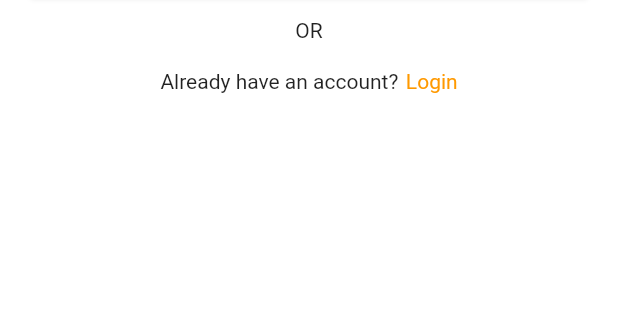
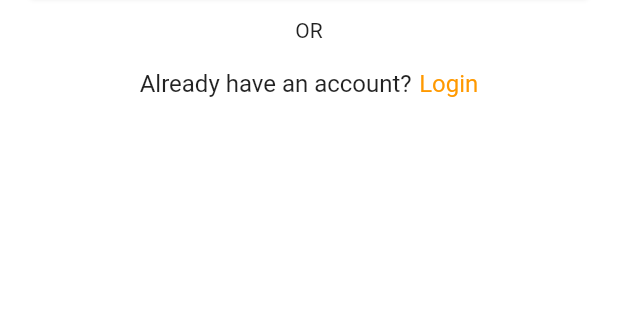
Before and after one commit to fahadimran7/amazon-clone, a Flutter app: the SignUpView screen opened by its route, on a phone screen of 412 x 824 dp, the part 564-884 px from its top. Run offline on Flutter 3.47's test engine with Material 2 defaults, Android fonts, the phone set to English and light mode, and no system bars; our stand-ins replace stacked, stacked_core, stacked_services.

Commit message:
feat: tweak layout for auth screens

```diff
--- a/lib/ui/login/login_view.dart
+++ b/lib/ui/login/login_view.dart
@@ -4,6 +4,7 @@ import 'package:stacked/stacked_annotations.dart';
 import 'package:stacked_architecture/ui/login/login_view.form.dart';
 import 'package:stacked_architecture/ui/login/login_viewmodel.dart';
 import 'package:stacked_architecture/ui/shared/auth_layout.dart';
+import 'package:stacked_architecture/ui/shared/widgets/input_field.dart';
 import 'package:stacked_architecture/ui/styles/ui_helpers.dart';
 
 @FormView(
@@ -31,15 +32,15 @@ class LoginView extends StatelessWidget with $LoginView {
                   form: Form(
                     child: Column(
                       children: [
-                        TextField(
-                          decoration: const InputDecoration(labelText: 'Email'),
+                        InputField(
                           controller: emailController,
+                          label: 'Email',
                         ),
                         verticalSpaceSmall,
-                        TextField(
-                          decoration:
-                              const InputDecoration(labelText: 'Password'),
+                        InputField(
                           controller: passwordController,
+                          label: 'Password',
+                          isPassword: true,
                         ),
                       ],
                     ),
--- a/lib/ui/login/login_viewmodel.dart
+++ b/lib/ui/login/login_viewmodel.dart
@@ -6,5 +6,13 @@ import 'package:stacked_services/stacked_services.dart';
 class LoginViewModel extends AuthViewModel {
   final _navigationService = locator<NavigationService>();
 
-  void navigateToSignUp() => _navigationService.navigateTo(Routes.signUpView);
+  void navigateToSignUp() {
+    _clearValidationMessages();
+    _navigationService.navigateTo(Routes.signUpView);
+  }
+
+  void _clearValidationMessages() {
+    setValidationMessage(null);
+    notifyListeners();
+  }
 }
--- a/lib/ui/shared/auth_layout.dart
+++ b/lib/ui/shared/auth_layout.dart
@@ -1,5 +1,6 @@
 import 'package:flutter/material.dart';
 import 'package:stacked_architecture/constants/global_variables.dart';
+import 'package:stacked_architecture/ui/shared/widgets/busy_button.dart';
 import 'package:stacked_architecture/ui/styles/ui_helpers.dart';
 
 class AuthLayout extends StatelessWidget {
@@ -46,12 +47,9 @@ class AuthLayout extends StatelessWidget {
             ]
           ],
         ),
-        ElevatedButton(
-          style: ElevatedButton.styleFrom(
-            minimumSize: const Size.fromHeight(50), // NEW
-          ),
-          onPressed: onMainButtonTapped,
-          child: Text(mainButtonText),
+        BusyButton(
+          onMainButtonTapped: onMainButtonTapped,
+          mainButtonText: mainButtonText,
         ),
         verticalSpaceRegular,
         const Text('OR'),
@@ -61,11 +59,15 @@ class AuthLayout extends StatelessWidget {
           child: Row(
             mainAxisAlignment: MainAxisAlignment.center,
             children: [
-              Text(secondaryButtonText),
+              Text(
+                secondaryButtonText,
+                style: const TextStyle(fontSize: 16),
+              ),
               horizontalSpaceTiny,
               Text(
                 onSignUpTapped != null ? 'Sign up now' : 'Login',
                 style: const TextStyle(
+                  fontSize: 16,
                   color: GlobalVariables.secondaryColor,
                 ),
               )
--- /dev/null
+++ b/lib/ui/shared/widgets/busy_button.dart
@@ -0,0 +1,23 @@
+import 'package:flutter/material.dart';
+
+class BusyButton extends StatelessWidget {
+  const BusyButton({
+    Key? key,
+    required this.onMainButtonTapped,
+    required this.mainButtonText,
+  }) : super(key: key);
+
+  final void Function() onMainButtonTapped;
+  final String mainButtonText;
+
+  @override
+  Widget build(BuildContext context) {
+    return ElevatedButton(
+      style: ElevatedButton.styleFrom(
+        minimumSize: const Size.fromHeight(50), // NEW
+      ),
+      onPressed: onMainButtonTapped,
+      child: Text(mainButtonText),
+    );
+  }
+}
--- /dev/null
+++ b/lib/ui/shared/widgets/input_field.dart
@@ -0,0 +1,23 @@
+import 'package:flutter/material.dart';
+
+class InputField extends StatelessWidget {
+  const InputField({
+    Key? key,
+    required this.controller,
+    required this.label,
+    this.isPassword,
+  }) : super(key: key);
+
+  final TextEditingController controller;
+  final String label;
+  final bool? isPassword;
+
+  @override
+  Widget build(BuildContext context) {
+    return TextField(
+      decoration: InputDecoration(labelText: label),
+      controller: controller,
+      obscureText: isPassword ?? false,
+    );
+  }
+}
--- a/lib/ui/sign_up/sign_up_view.dart
+++ b/lib/ui/sign_up/sign_up_view.dart
@@ -2,6 +2,7 @@ import 'package:flutter/material.dart';
 import 'package:stacked/stacked.dart';
 import 'package:stacked/stacked_annotations.dart';
 import 'package:stacked_architecture/ui/shared/auth_layout.dart';
+import 'package:stacked_architecture/ui/shared/widgets/input_field.dart';
 import 'package:stacked_architecture/ui/styles/ui_helpers.dart';
 import 'package:stacked_architecture/ui/sign_up/sign_up_viewmodel.dart';
 import './sign_up_view.form.dart';
@@ -30,21 +31,20 @@ class SignUpView extends StatelessWidget with $SignUpView {
                   form: Form(
                     child: Column(
                       children: [
-                        TextField(
-                          decoration:
-                              const InputDecoration(labelText: 'Full Name'),
+                        InputField(
                           controller: fullNameController,
+                          label: 'Full Name',
                         ),
                         verticalSpaceSmall,
-                        TextField(
-                          decoration: const InputDecoration(labelText: 'Email'),
+                        InputField(
                           controller: emailController,
+                          label: 'Email',
                         ),
                         verticalSpaceSmall,
-                        TextField(
-                          decoration:
-                              const InputDecoration(labelText: 'Password'),
+                        InputField(
                           controller: passwordController,
+                          label: 'Password',
+                          isPassword: true,
                         ),
                       ],
                     ),
--- a/lib/ui/sign_up/sign_up_viewmodel.dart
+++ b/lib/ui/sign_up/sign_up_viewmodel.dart
@@ -1,4 +1,5 @@
 import 'package:stacked_architecture/app/app.locator.dart';
+import 'package:stacked_architecture/app/app.router.dart';
 import 'package:stacked_architecture/ui/base/auth_viewmodel.dart';
 import 'package:stacked_services/stacked_services.dart';
 
```
